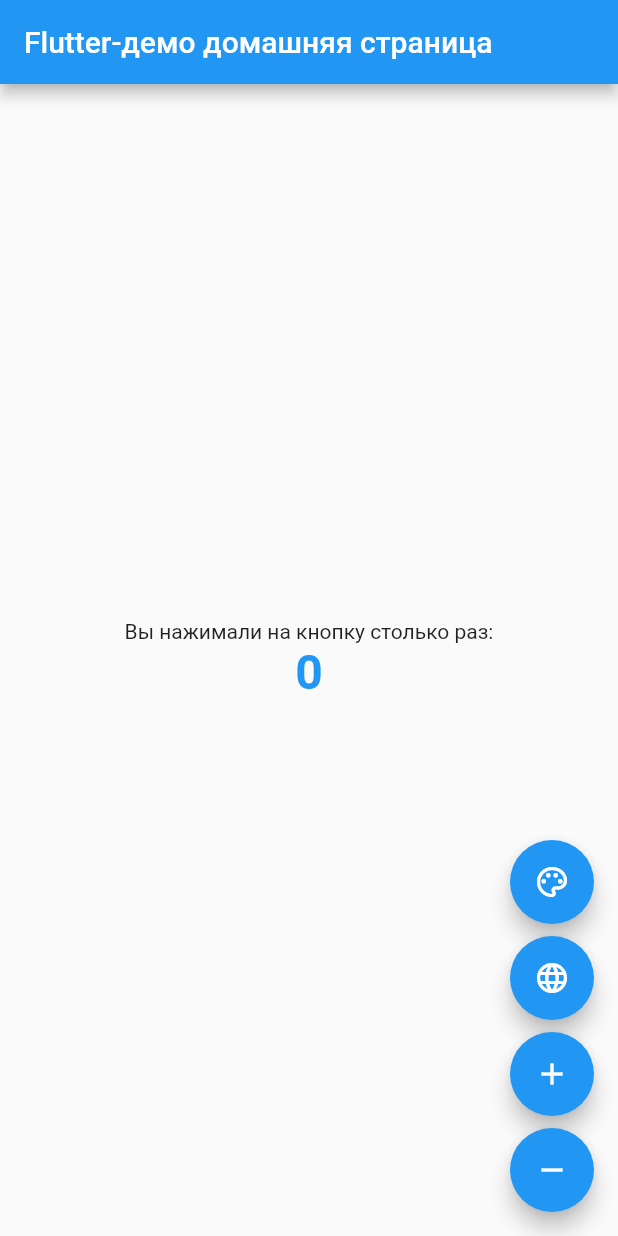
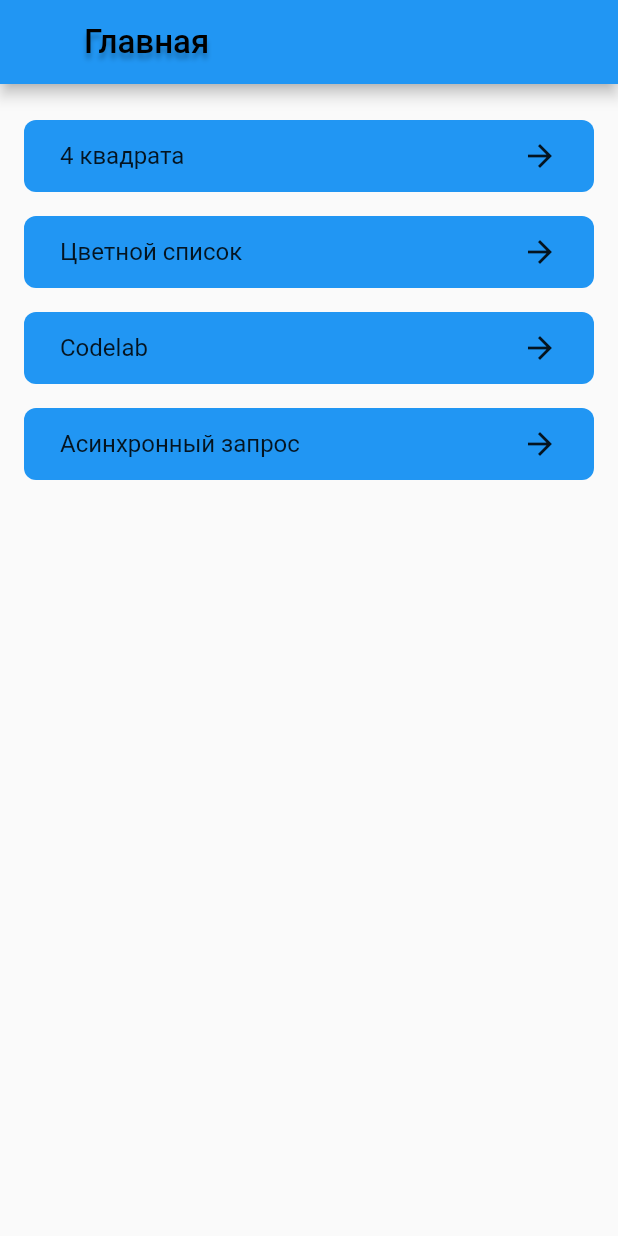
Before and after one commit to Veselchak-U/boost_grade_start, a Flutter app: the screen it shows after launch, on a phone screen of 412 x 824 dp. Run offline on Flutter 3.47's test engine with Material 2 defaults, Android fonts, the phone set to English and light mode, and no system bars; generated files the repository leaves out were written again.

Commit message:
added MainScreen

```diff
--- a/lib/app/l10n/arb/app_en.arb
+++ b/lib/app/l10n/arb/app_en.arb
@@ -14,5 +14,10 @@
   "fabColorTooltip": "Change color theme",
   "fabLanguageTooltip": "Change language",
   "fabIncrementTooltip": "Increment",
-  "fabDecrementTooltip": "Decrement"
+  "fabDecrementTooltip": "Decrement",
+  "mainScreenTitle": "Main",
+  "squaresScreenTitle": "4 squares",
+  "colorListScreenTitle": "Color list",
+  "codelabScreenTitle": "Codelab",
+  "asyncRequestScreenTitle": "Asynchronous request"
 }
--- a/lib/app/l10n/arb/app_ru.arb
+++ b/lib/app/l10n/arb/app_ru.arb
@@ -14,5 +14,10 @@
   "fabColorTooltip": "Изменить цветовую тему",
   "fabLanguageTooltip": "Сменить язык",
   "fabIncrementTooltip": "Увеличить",
-  "fabDecrementTooltip": "Уменьшить"
+  "fabDecrementTooltip": "Уменьшить",
+  "mainScreenTitle": "Главная",
+  "squaresScreenTitle": "4 квадрата",
+  "colorListScreenTitle": "Цветной список",
+  "codelabScreenTitle": "Codelab",
+  "asyncRequestScreenTitle": "Асинхронный запрос"
 }
--- a/lib/app/navigator/route_generator.dart
+++ b/lib/app/navigator/route_generator.dart
@@ -1,5 +1,7 @@
 import 'package:boost_grade_start/app/l10n/l10n.dart';
 import 'package:boost_grade_start/app/navigator/route_helper.dart';
+import 'package:boost_grade_start/features/main/view/main_screen.dart';
+import 'package:boost_grade_start/features/main/view/main_screen_route.dart';
 import 'package:flutter/material.dart';
 
 class RouteGenerator {
@@ -7,6 +9,15 @@ class RouteGenerator {
     switch (settings.name) {
       case '/':
         return RouteHelper.getInitialRoute(settings);
+
+      case MainScreenRoute.name:
+        return MaterialPageRoute<PageRoute>(
+          settings: RouteSettings(
+            name: settings.name,
+            arguments: settings.arguments,
+          ),
+          builder: (_) => const MainScreen(),
+        );
 
       default:
         return MaterialPageRoute<PageRoute>(
--- a/lib/app/navigator/route_helper.dart
+++ b/lib/app/navigator/route_helper.dart
@@ -1,12 +1,11 @@
-import 'package:boost_grade_start/app/l10n/l10n.dart';
-import 'package:boost_grade_start/features/home/view/home_screen.dart';
+import 'package:boost_grade_start/features/main/view/main_screen.dart';
 import 'package:flutter/material.dart';
 
 class RouteHelper {
   static MaterialPageRoute<PageRoute> getInitialRoute(RouteSettings settings) {
     return MaterialPageRoute<PageRoute>(
       settings: settings,
-      builder: (context) => HomeScreen(title: context.l10n.homeScreenTitle),
+      builder: (context) => const MainScreen(), //const HomeScreen(),
     );
   }
 }
--- a/lib/app/theme/app_color_theme.dart
+++ b/lib/app/theme/app_color_theme.dart
@@ -7,4 +7,8 @@ abstract class AppColorTheme {
       Provider.of<AppSettings>(context).colorTheme;
 
   ThemeData get theme;
+
+  AppBarTheme get appBarTheme;
+
+  TextStyle get appBarShadowTextStyle;
 }
--- a/lib/app/theme/app_color_theme_green.dart
+++ b/lib/app/theme/app_color_theme_green.dart
@@ -8,4 +8,25 @@ class AppColorThemeGreen implements AppColorTheme {
   ThemeData get theme => ThemeData(
         primarySwatch: Colors.green,
       );
+
+  @override
+  AppBarTheme get appBarTheme => const AppBarTheme(
+        titleTextStyle: TextStyle(
+          color: Colors.black,
+          fontSize: 22,
+          fontWeight: FontWeight.w500,
+        ),
+      );
+
+  @override
+  TextStyle get appBarShadowTextStyle =>
+      theme.appBarTheme.titleTextStyle!.copyWith(
+        shadows: [
+          const Shadow(
+            color: Colors.black26,
+            offset: Offset(0, 4),
+            blurRadius: 4,
+          ),
+        ],
+      );
 }
--- a/lib/app/theme/app_color_theme_light.dart
+++ b/lib/app/theme/app_color_theme_light.dart
@@ -7,5 +7,27 @@ class AppColorThemeLight implements AppColorTheme {
   @override
   ThemeData get theme => ThemeData(
         primarySwatch: Colors.blue,
+      ).copyWith(
+        appBarTheme: appBarTheme,
+      );
+
+  @override
+  AppBarTheme get appBarTheme => const AppBarTheme(
+        titleTextStyle: TextStyle(
+          color: Colors.black,
+          fontSize: 22,
+          fontWeight: FontWeight.w500,
+        ),
+      );
+
+  @override
+  TextStyle get appBarShadowTextStyle => appBarTheme.titleTextStyle!.copyWith(
+        shadows: [
+          const Shadow(
+            color: Colors.black26,
+            offset: Offset(0, 4),
+            blurRadius: 4,
+          ),
+        ],
       );
 }
--- a/lib/app/theme/app_color_theme_orange.dart
+++ b/lib/app/theme/app_color_theme_orange.dart
@@ -8,4 +8,25 @@ class AppColorThemeOrange implements AppColorTheme {
   ThemeData get theme => ThemeData(
         primarySwatch: Colors.orange,
       );
+
+  @override
+  AppBarTheme get appBarTheme => const AppBarTheme(
+        titleTextStyle: TextStyle(
+          color: Colors.black,
+          fontSize: 22,
+          fontWeight: FontWeight.w500,
+        ),
+      );
+
+  @override
+  TextStyle get appBarShadowTextStyle =>
+      theme.appBarTheme.titleTextStyle!.copyWith(
+        shadows: [
+          const Shadow(
+            color: Colors.black26,
+            offset: Offset(0, 4),
+            blurRadius: 4,
+          ),
+        ],
+      );
 }
--- a/lib/app/theme/app_text_theme.dart
+++ b/lib/app/theme/app_text_theme.dart
@@ -17,9 +17,12 @@ class AppTextTheme {
     fontWeight: FontWeight.w700,
     height: 32 / 24,
   );
-  final TextStyle s20w7h24 = const TextStyle(
-    fontSize: 20,
-    fontWeight: FontWeight.w700,
-    height: 24 / 20,
+  final TextStyle s22w5 = const TextStyle(
+    fontSize: 22,
+    fontWeight: FontWeight.w500,
+  );
+  final TextStyle s16w4 = const TextStyle(
+    fontSize: 16,
+    fontWeight: FontWeight.w400,
   );
 }
--- /dev/null
+++ b/lib/features/main/view/components/navigation_button.dart
@@ -0,0 +1,57 @@
+import 'package:boost_grade_start/app/theme/app_color_theme.dart';
+import 'package:boost_grade_start/app/theme/app_text_theme.dart';
+import 'package:flutter/material.dart';
+
+class NavigationButton extends StatelessWidget {
+  const NavigationButton({
+    Key? key,
+    required this.label,
+    this.routeName,
+    this.margin = const EdgeInsets.symmetric(vertical: 8),
+  }) : super(key: key);
+
+  final String label;
+  final String? routeName;
+  final EdgeInsetsGeometry margin;
+
+  void _onTap(BuildContext context) {
+    if (routeName != null) {
+      Navigator.pushNamed(context, routeName!);
+    }
+  }
+
+  @override
+  Widget build(BuildContext context) {
+    final textTheme = AppTextTheme.of(context);
+    final colorTheme = AppColorTheme.of(context);
+    final borderRadius = BorderRadius.circular(8);
+    return Container(
+      height: 48,
+      margin: margin,
+      decoration: BoxDecoration(
+        color: colorTheme.theme.primaryColor,
+        borderRadius: borderRadius,
+      ),
+      child: Material(
+        color: Colors.transparent,
+        child: InkWell(
+          onTap: () => _onTap(context),
+          borderRadius: borderRadius,
+          child: Padding(
+            padding: const EdgeInsets.symmetric(horizontal: 24),
+            child: Row(
+              mainAxisAlignment: MainAxisAlignment.spaceBetween,
+              children: [
+                Text(
+                  label,
+                  style: textTheme.s16w4,
+                ),
+                const Icon(Icons.arrow_forward),
+              ],
+            ),
+          ),
+        ),
+      ),
+    );
+  }
+}
--- /dev/null
+++ b/lib/features/main/view/main_screen.dart
@@ -0,0 +1,45 @@
+import 'package:boost_grade_start/app/l10n/l10n.dart';
+import 'package:boost_grade_start/app/theme/app_color_theme.dart';
+import 'package:boost_grade_start/features/main/view/components/navigation_button.dart';
+import 'package:flutter/material.dart';
+
+class MainScreen extends StatelessWidget {
+  const MainScreen();
+
+  @override
+  Widget build(BuildContext context) {
+    final colorTheme = AppColorTheme.of(context);
+    return Scaffold(
+      appBar: AppBar(
+        title: Padding(
+          padding: const EdgeInsets.only(left: 40),
+          child: Text(
+            context.l10n.mainScreenTitle,
+            style: colorTheme.appBarShadowTextStyle,
+          ),
+        ),
+      ),
+      body: SingleChildScrollView(
+        child: Padding(
+          padding: const EdgeInsets.all(16),
+          child: Column(
+            children: [
+              NavigationButton(
+                label: context.l10n.squaresScreenTitle,
+              ),
+              NavigationButton(
+                label: context.l10n.colorListScreenTitle,
+              ),
+              NavigationButton(
+                label: context.l10n.codelabScreenTitle,
+              ),
+              NavigationButton(
+                label: context.l10n.asyncRequestScreenTitle,
+              ),
+            ],
+          ),
+        ),
+      ),
+    );
+  }
+}
--- /dev/null
+++ b/lib/features/main/view/main_screen_route.dart
@@ -0,0 +1,5 @@
+class MainScreenRoute {
+  static const name = 'MainScreenRoute';
+}
+
+class MainScreenRouteArgs {}
```
